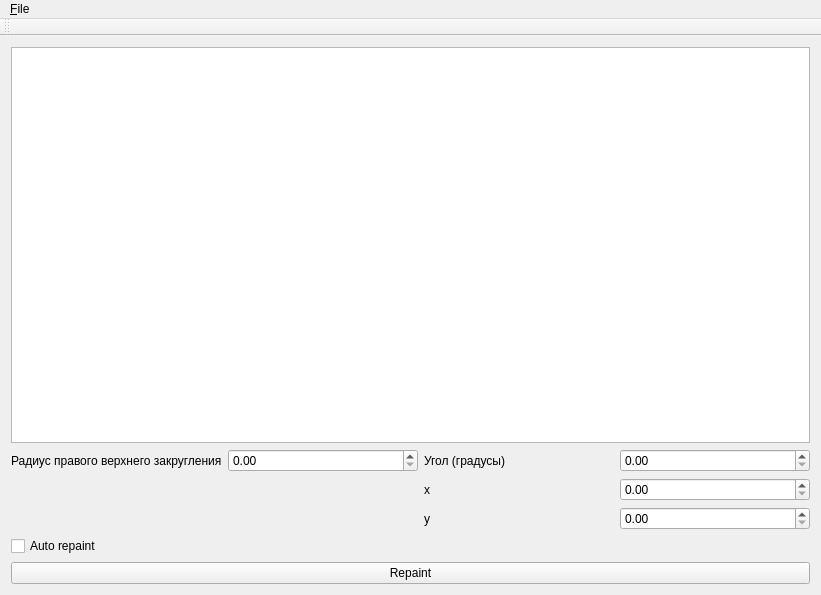
Above: mainwindow.ui from MIEMHSE/labworks-graphics2d-2014 before the change. Below: the same form after it.
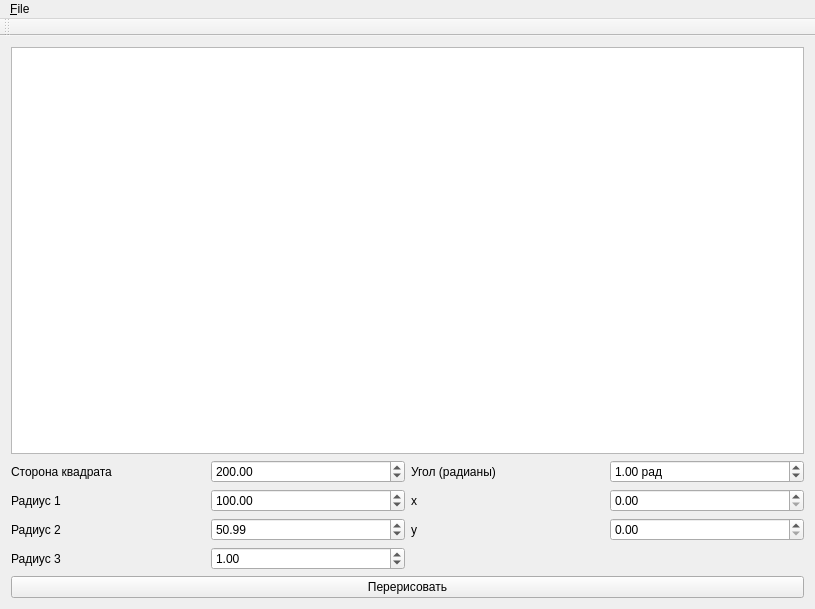
That is the form after the change.

Patch:
```diff
--- a/mainwindow.ui
+++ b/mainwindow.ui
@@ -6,8 +6,8 @@
    <rect>
     <x>0</x>
     <y>0</y>
-    <width>821</width>
-    <height>595</height>
+    <width>815</width>
+    <height>609</height>
    </rect>
   </property>
   <property name="windowTitle">
@@ -16,7 +16,17 @@
   <widget class="QWidget" name="centralWidget">
    <layout class="QVBoxLayout" name="verticalLayout">
     <item>
-     <widget class="QGraphicsView" name="gr"/>
+     <widget class="QGraphicsView" name="gr">
+      <property name="backgroundBrush">
+       <brush brushstyle="SolidPattern">
+        <color alpha="255">
+         <red>170</red>
+         <green>255</green>
+         <blue>255</blue>
+        </color>
+       </brush>
+      </property>
+     </widget>
     </item>
     <item>
      <layout class="QGridLayout" name="gridLayout">
@@ -26,14 +36,23 @@
       <item row="0" column="2">
        <widget class="QLabel" name="label">
         <property name="text">
-         <string>Угол (градусы)</string>
+         <string>Угол (радианы)</string>
         </property>
        </widget>
       </item>
       <item row="0" column="3">
-       <widget class="QDoubleSpinBox" name="doubleSpinBox">
+       <widget class="QDoubleSpinBox" name="boxAngle">
+        <property name="suffix">
+         <string> рад</string>
+        </property>
         <property name="maximum">
-         <double>360.000000000000000</double>
+         <double>6.280000000000000</double>
+        </property>
+        <property name="singleStep">
+         <double>0.010000000000000</double>
+        </property>
+        <property name="value">
+         <double>1.000000000000000</double>
         </property>
        </widget>
       </item>
@@ -47,6 +66,29 @@
       <item row="2" column="3">
        <widget class="QDoubleSpinBox" name="boxX"/>
       </item>
+      <item row="0" column="0">
+       <widget class="QLabel" name="label_4">
+        <property name="text">
+         <string>Сторона квадрата</string>
+        </property>
+       </widget>
+      </item>
+      <item row="0" column="1">
+       <widget class="QDoubleSpinBox" name="boxSquare">
+        <property name="decimals">
+         <number>2</number>
+        </property>
+        <property name="minimum">
+         <double>1.000000000000000</double>
+        </property>
+        <property name="maximum">
+         <double>1000.000000000000000</double>
+        </property>
+        <property name="value">
+         <double>200.000000000000000</double>
+        </property>
+       </widget>
+      </item>
       <item row="2" column="2">
        <widget class="QLabel" name="label_2">
         <property name="text">
@@ -54,29 +96,60 @@
         </property>
        </widget>
       </item>
-      <item row="0" column="1">
-       <widget class="QDoubleSpinBox" name="boxAngle"/>
+      <item row="2" column="0">
+       <widget class="QLabel" name="label_5">
+        <property name="text">
+         <string>Радиус 1</string>
+        </property>
+       </widget>
       </item>
-      <item row="0" column="0">
-       <widget class="QLabel" name="label_4">
+      <item row="4" column="0">
+       <widget class="QLabel" name="label_6">
         <property name="text">
-         <string>Радиус правого верхнего закругления</string>
+         <string>Радиус 2</string>
+        </property>
+       </widget>
+      </item>
+      <item row="5" column="0">
+       <widget class="QLabel" name="label_7">
+        <property name="text">
+         <string>Радиус 3</string>
+        </property>
+       </widget>
+      </item>
+      <item row="2" column="1">
+       <widget class="QDoubleSpinBox" name="boxRad1">
+        <property name="maximum">
+         <double>1000.990000000000009</double>
+        </property>
+        <property name="value">
+         <double>100.000000000000000</double>
+        </property>
+       </widget>
+      </item>
+      <item row="4" column="1">
+       <widget class="QDoubleSpinBox" name="boxRad2">
+        <property name="maximum">
+         <double>1000.000000000000000</double>
+        </property>
+        <property name="value">
+         <double>50.990000000000002</double>
+        </property>
+       </widget>
+      </item>
+      <item row="5" column="1">
+       <widget class="QDoubleSpinBox" name="boxRad3">
+        <property name="value">
+         <double>1.000000000000000</double>
         </property>
        </widget>
       </item>
      </layout>
     </item>
     <item>
-     <widget class="QCheckBox" name="cmdAuto">
+     <widget class="QPushButton" name="cmdRepaint">
       <property name="text">
-       <string>Auto repaint</string>
-      </property>
-     </widget>
-    </item>
-    <item>
-     <widget class="QPushButton" name="btn">
-      <property name="text">
-       <string>Repaint</string>
+       <string>Перерисовать</string>
       </property>
      </widget>
     </item>
@@ -87,7 +160,7 @@
     <rect>
      <x>0</x>
      <y>0</y>
-     <width>821</width>
+     <width>815</width>
      <height>21</height>
     </rect>
    </property>
```
